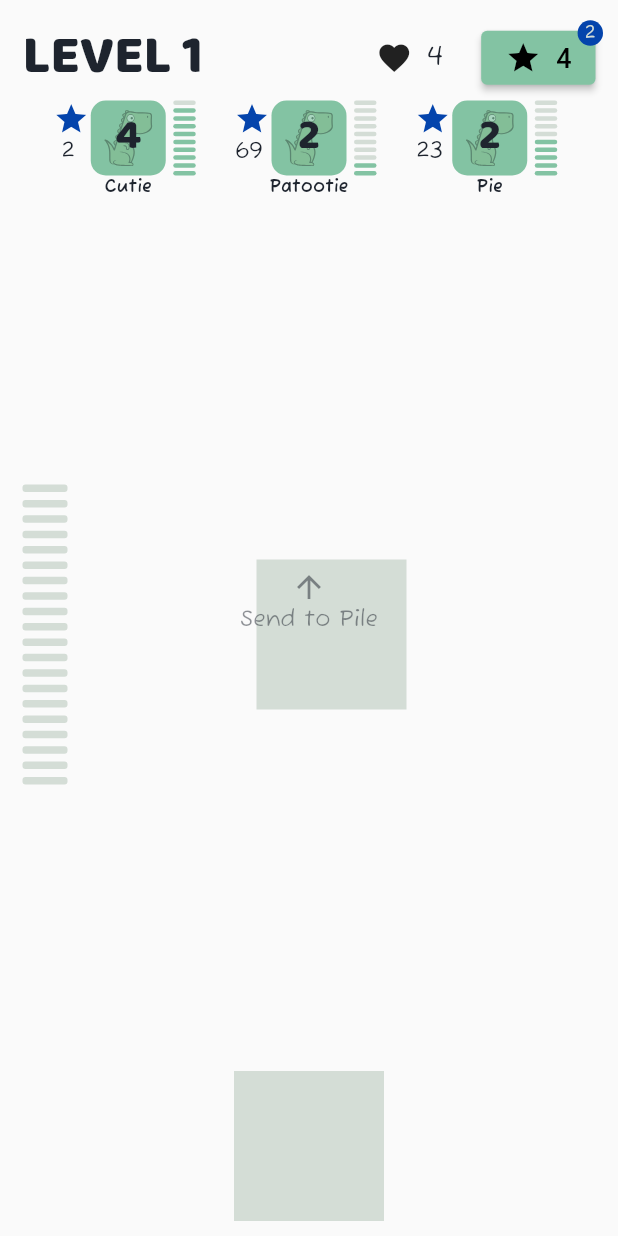
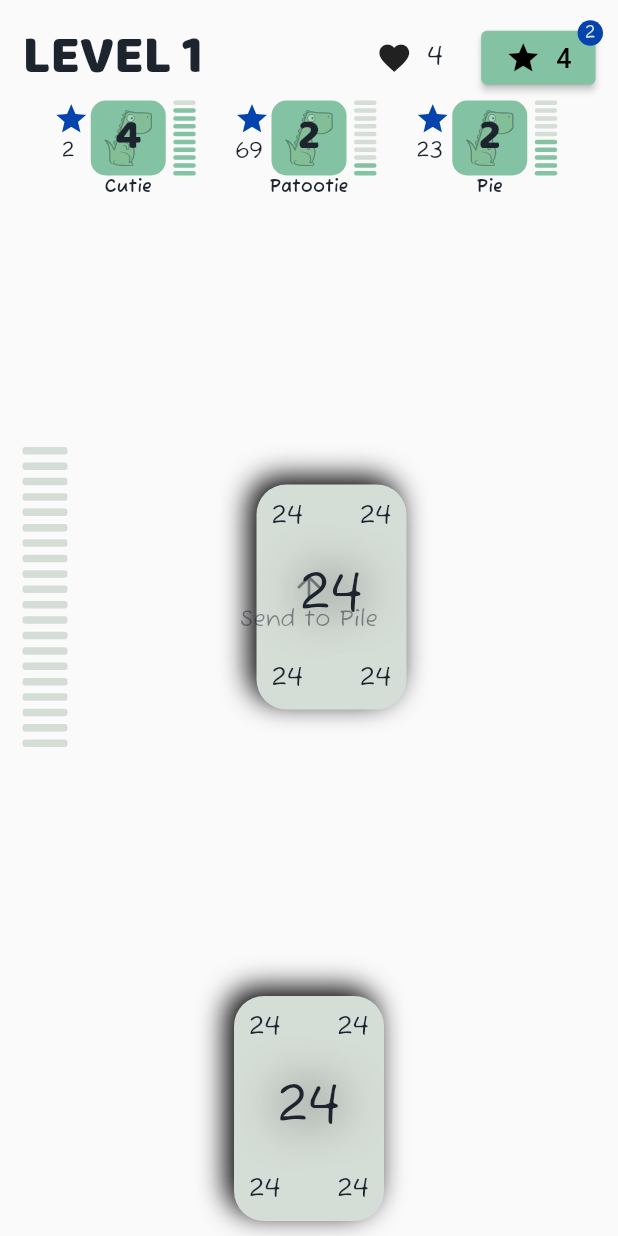
Before and after one commit to yowrong/MindMerge, a Flutter app: the Game screen opened directly with empty values, on a phone screen of 412 x 824 dp. Run offline on Flutter 3.47's test engine with Material 2 defaults, Android fonts, the phone set to English and light mode, and no system bars; our stand-ins replace flutter_svg, socket_io_client; network calls fail.

Commit message:
update card style

```diff
--- a/lib/screens/game.dart
+++ b/lib/screens/game.dart
@@ -89,7 +89,7 @@ class _GameState extends State<Game> {
                   Draggable(
                     data: 10, // TODO: Change this to card number
                     child: MindMergeCard(),
-                    feedback: MindMergeCard(color: Colors.red),
+                    feedback: MindMergeCard(color: Colors.green),
                     onDragUpdate: (details) {
                       final double halfwayPoint = screenHeight / 2;
                       final double offset = 1 -
--- a/lib/widgets/card.dart
+++ b/lib/widgets/card.dart
@@ -12,11 +12,56 @@ class MindMergeCard extends StatelessWidget {
   @override
   Widget build(BuildContext context) {
     return Container(
-      height: 100,
-      width: 100,
-      decoration: BoxDecoration(
-        color: color,
-      ),
-    );
+        height: 150,
+        width: 100,
+        decoration: BoxDecoration(
+          color: color,
+          borderRadius: BorderRadius.circular(20),
+          boxShadow: const [
+            BoxShadow(
+              color: Colors.black,
+              offset: Offset(
+                -5.0,
+                -5.0,
+              ),
+              blurRadius: 15.0,
+              spreadRadius: 0.0,
+            )
+          ],
+        ),
+        child: Padding(
+          padding: const EdgeInsets.all(10.0),
+          child: Column(
+            mainAxisAlignment: MainAxisAlignment.spaceBetween,
+            children: [
+              Row(
+                mainAxisAlignment: MainAxisAlignment.spaceBetween,
+                children: [
+                  Text("24", style: TextStyle(fontSize: 18.0)),
+                  Text("24", style: TextStyle(fontSize: 18.0)),
+                ],
+              ),
+              Center(
+                child: Container(
+                  child: Text(
+                    "24",
+                    style: TextStyle(fontSize: 36.0, shadows: [
+                      Shadow(
+                          color: Colors.black,
+                          blurRadius: 40),
+                    ]),
+                  ),
+                ),
+              ),
+              Row(
+                mainAxisAlignment: MainAxisAlignment.spaceBetween,
+                children: [
+                  Text("24", style: TextStyle(fontSize: 18.0)),
+                  Text("24", style: TextStyle(fontSize: 18.0)),
+                ],
+              ),
+            ],
+          ),
+        ));
   }
 }
```
